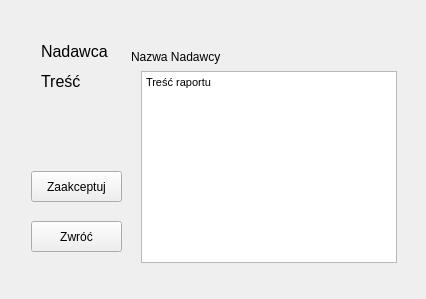
This is project_managment/project_managment/raport_edycja_okno.ui in Sleyn2/IO_projectmanagement as Qt 5 draws it before an edit. The edited form follows.
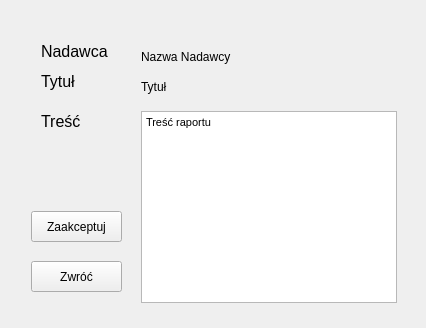
This is the edited form.

What changed in the file:
```diff
--- a/project_managment/project_managment/raport_edycja_okno.ui
+++ b/project_managment/project_managment/raport_edycja_okno.ui
@@ -7,7 +7,7 @@
     <x>0</x>
     <y>0</y>
     <width>426</width>
-    <height>299</height>
+    <height>328</height>
    </rect>
   </property>
   <property name="windowTitle">
@@ -17,11 +17,11 @@
    <item row="0" column="0">
     <widget class="QStackedWidget" name="stackedWidget">
      <widget class="QWidget" name="page">
-      <widget class="QLabel" name="label_2">
+      <widget class="QLabel" name="label_3">
        <property name="geometry">
         <rect>
          <x>30</x>
-         <y>60</y>
+         <y>100</y>
          <width>71</width>
          <height>21</height>
         </rect>
@@ -57,7 +57,7 @@
        <property name="geometry">
         <rect>
          <x>20</x>
-         <y>160</y>
+         <y>200</y>
          <width>91</width>
          <height>31</height>
         </rect>
@@ -70,7 +70,7 @@
        <property name="geometry">
         <rect>
          <x>20</x>
-         <y>210</y>
+         <y>250</y>
          <width>91</width>
          <height>31</height>
         </rect>
@@ -82,7 +82,7 @@
       <widget class="QLabel" name="label_7">
        <property name="geometry">
         <rect>
-         <x>120</x>
+         <x>130</x>
          <y>30</y>
          <width>101</width>
          <height>31</height>
@@ -96,7 +96,7 @@
        <property name="geometry">
         <rect>
          <x>130</x>
-         <y>60</y>
+         <y>100</y>
          <width>256</width>
          <height>192</height>
         </rect>
@@ -109,6 +109,37 @@
 &lt;p style=&quot; margin-top:0px; margin-bottom:0px; margin-left:0px; margin-right:0px; -qt-block-indent:0; text-indent:0px;&quot;&gt;Treść raportu&lt;/p&gt;&lt;/body&gt;&lt;/html&gt;</string>
        </property>
       </widget>
+      <widget class="QLabel" name="label_2">
+       <property name="geometry">
+        <rect>
+         <x>30</x>
+         <y>60</y>
+         <width>71</width>
+         <height>21</height>
+        </rect>
+       </property>
+       <property name="font">
+        <font>
+         <pointsize>12</pointsize>
+        </font>
+       </property>
+       <property name="text">
+        <string>Tytuł</string>
+       </property>
+      </widget>
+      <widget class="QLabel" name="labelTytul">
+       <property name="geometry">
+        <rect>
+         <x>130</x>
+         <y>60</y>
+         <width>101</width>
+         <height>31</height>
+        </rect>
+       </property>
+       <property name="text">
+        <string>Tytuł</string>
+       </property>
+      </widget>
      </widget>
      <widget class="QWidget" name="page_2"/>
     </widget>
```
Left out of the diff: 8 changed lines with no effect on the pictures.
